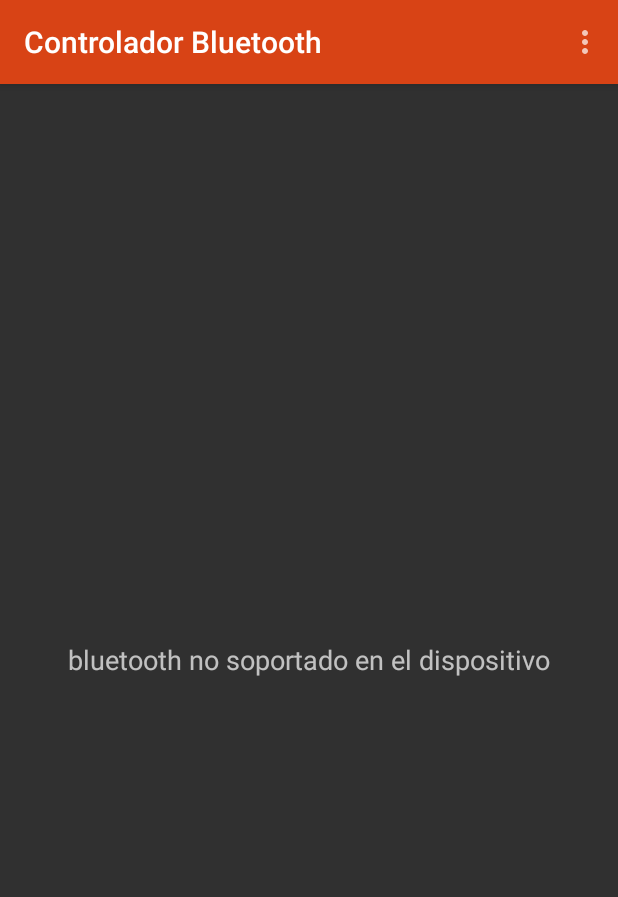
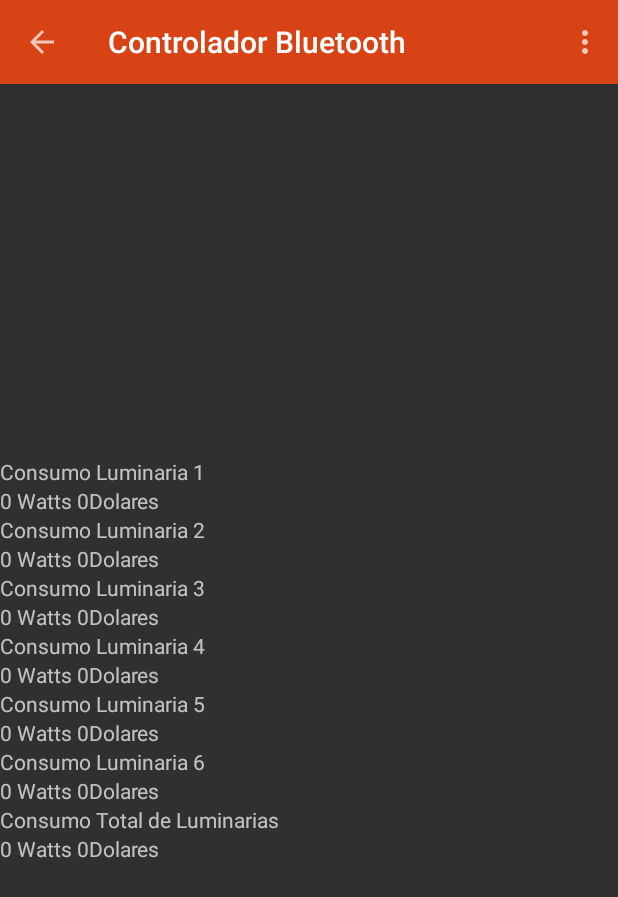
Before and after one commit to ubalbo10/ControladorBluetoohAndroid, an Android app: the screen it shows after launch (MainActivity), in the options menu, after a tap on "Contador de consumo", on a phone screen of 412 x 824 dp. Shown: the top 897 px of the screen. Run offline under Robolectric (Android 15) with nearby library versions, the light colour scheme and no system bars.

Commit message:
agregando consumo real

```diff
--- a/app/src/main/java/com/arquitectura/ControladorBluetooh/DevicesFragment.java
+++ b/app/src/main/java/com/arquitectura/ControladorBluetooh/DevicesFragment.java
@@ -89,6 +89,8 @@ public class DevicesFragment extends ListFragment {
         if(id==R.id.item_menu_consumo){
 
             Toast.makeText(getActivity(),"consumo presionado",Toast.LENGTH_LONG).show();
+            Fragment fragment = new Fragment_consumo();
+            getFragmentManager().beginTransaction().replace(R.id.fragment, fragment, "terminal").addToBackStack(null).commit();
             return true;
         }
         else {
--- /dev/null
+++ b/app/src/main/java/com/arquitectura/ControladorBluetooh/Fragment_consumo.java
@@ -0,0 +1,87 @@
+package com.arquitectura.ControladorBluetooh;
+
+import android.os.Bundle;
+
+import androidx.fragment.app.Fragment;
+
+import android.view.LayoutInflater;
+import android.view.Menu;
+import android.view.MenuInflater;
+import android.view.MenuItem;
+import android.view.View;
+import android.view.ViewGroup;
+import android.widget.TextView;
+import android.widget.Toast;
+
+import static com.arquitectura.ControladorBluetooh.ControlPrincipalFragment.contLum1;
+import static com.arquitectura.ControladorBluetooh.ControlPrincipalFragment.contLum2;
+import static com.arquitectura.ControladorBluetooh.ControlPrincipalFragment.contLum3;
+import static com.arquitectura.ControladorBluetooh.ControlPrincipalFragment.contLum4;
+import static com.arquitectura.ControladorBluetooh.ControlPrincipalFragment.contLum5;
+import static com.arquitectura.ControladorBluetooh.ControlPrincipalFragment.contLum6;
+
+public class Fragment_consumo extends Fragment {
+    TextView texto1;
+    TextView texto2;
+    TextView texto3;
+    TextView texto4;
+    TextView texto5;
+    TextView texto6;
+    TextView texto7;
+
+    @Override
+    public void onCreate(Bundle savedInstanceState) {
+        super.onCreate(savedInstanceState);
+        setHasOptionsMenu(true);
+        setRetainInstance(true);
+    }
+
+    @Override
+    public View onCreateView(LayoutInflater inflater, ViewGroup container,
+                             Bundle savedInstanceState) {
+        // Inflate the layout for this fragment
+        View vista=inflater.inflate(R.layout.fragment_consumo, container, false);
+
+        texto1=vista.findViewById(R.id.textView2);
+        texto2=vista.findViewById(R.id.textView4);
+        texto3=vista.findViewById(R.id.textView6);
+        texto4=vista.findViewById(R.id.textView8);
+        texto5=vista.findViewById(R.id.textView10);
+        texto6=vista.findViewById(R.id.textView12);
+        texto7=vista.findViewById(R.id.textView14);
+
+
+        texto1.setText(Integer.toString((contLum1*20))+" Watts "+Integer.toString((contLum1*20*2)/10000)+"Dolares");
+        texto2.setText(Integer.toString((contLum2*20))+" Watts "+Integer.toString((contLum2*20*2)/10000)+"Dolares");
+        texto3.setText(Integer.toString((contLum3*20))+" Watts "+Integer.toString((contLum3*20*2)/10000)+"Dolares");
+        texto4.setText(Integer.toString((contLum4*20))+" Watts "+Integer.toString((contLum4*20*2)/10000)+"Dolares");
+        texto5.setText(Integer.toString((contLum5*20))+" Watts "+Integer.toString((contLum5*20*2)/10000)+"Dolares");
+        texto6.setText(Integer.toString((contLum6*20))+" Watts "+Integer.toString((contLum6*20*2)/10000)+"Dolares");
+
+        int total=contLum1+contLum2+contLum3+contLum4+contLum5+contLum6;
+
+        texto7.setText(Integer.toString((total*20))+" Watts "+Integer.toString((total*20*2)/10000)+"Dolares");
+
+        return vista;
+
+    }
+
+    @Override
+    public void onCreateOptionsMenu(Menu menu, MenuInflater inflater) {
+        inflater.inflate(R.menu.menu_secundario, menu);
+
+    }
+    @Override
+    public boolean onOptionsItemSelected(MenuItem item) {
+        int id = item.getItemId();
+        if (id == R.id.item_menu_devices) {
+            Toast.makeText(getActivity(),"volviendo al inicio",Toast.LENGTH_LONG).show();
+            Fragment fragment = new DevicesFragment();
+            getFragmentManager().beginTransaction().replace(R.id.fragment, fragment, "terminal").addToBackStack(null).commit();
+            return true;
+        }
+        else {
+            return super.onOptionsItemSelected(item);
+        }
+    }
+}
--- /dev/null
+++ b/app/src/main/res/layout/fragment_consumo.xml
@@ -0,0 +1,99 @@
+<FrameLayout xmlns:android="http://schemas.android.com/apk/res/android"
+    xmlns:tools="http://schemas.android.com/tools"
+    android:layout_width="match_parent"
+    android:layout_height="match_parent"
+    tools:context="com.arquitectura.ControladorBluetooh.Fragment_consumo">
+
+    <LinearLayout
+        android:layout_width="match_parent"
+        android:layout_height="match_parent"
+        android:gravity="center"
+        android:orientation="vertical">
+
+        <TextView
+            android:id="@+id/textView"
+            android:layout_width="match_parent"
+            android:layout_height="wrap_content"
+            android:text="Consumo Luminaria 1" />
+
+        <TextView
+            android:id="@+id/textView2"
+            android:layout_width="match_parent"
+            android:layout_height="wrap_content"
+            android:text="" />
+
+        <TextView
+            android:id="@+id/textView3"
+            android:layout_width="match_parent"
+            android:layout_height="wrap_content"
+            android:text="Consumo Luminaria 2" />
+
+        <TextView
+            android:id="@+id/textView4"
+            android:layout_width="match_parent"
+            android:layout_height="wrap_content"
+            android:text="" />
+
+        <TextView
+            android:id="@+id/textView5"
+            android:layout_width="match_parent"
+            android:layout_height="wrap_content"
+            android:text="Consumo Luminaria 3" />
+
+        <TextView
+            android:id="@+id/textView6"
+            android:layout_width="match_parent"
+            android:layout_height="wrap_content"
+            android:text="" />
+
+        <TextView
+            android:id="@+id/textView7"
+            android:layout_width="match_parent"
+            android:layout_height="wrap_content"
+            android:text="Consumo Luminaria 4" />
+
+        <TextView
+            android:id="@+id/textView8"
+            android:layout_width="match_parent"
+            android:layout_height="wrap_content"
+            android:text="" />
+
+        <TextView
+            android:id="@+id/textView9"
+            android:layout_width="match_parent"
+            android:layout_height="wrap_content"
+            android:text="Consumo Luminaria 5" />
+
+        <TextView
+            android:id="@+id/textView10"
+            android:layout_width="match_parent"
+            android:layout_height="wrap_content"
+            android:text="" />
+
+        <TextView
+            android:id="@+id/textView11"
+            android:layout_width="match_parent"
+            android:layout_height="wrap_content"
+            android:text="Consumo Luminaria 6" />
+
+        <TextView
+            android:id="@+id/textView12"
+            android:layout_width="match_parent"
+            android:layout_height="wrap_content"
+            android:text="" />
+
+        <TextView
+            android:id="@+id/textView13"
+            android:layout_width="match_parent"
+            android:layout_height="wrap_content"
+            android:text="Consumo Total de Luminarias" />
+
+        <TextView
+            android:id="@+id/textView14"
+            android:layout_width="match_parent"
+            android:layout_height="wrap_content"
+            android:text="" />
+
+
+    </LinearLayout>
+</FrameLayout>
--- a/app/src/main/res/layout/fragment_principal.xml
+++ b/app/src/main/res/layout/fragment_principal.xml
@@ -171,7 +171,7 @@
             android:layout_height="match_parent"
             android:orientation="vertical"
             android:gravity="center"
-            android:background="@drawable/garage">
+            android:background="@drawable/dormitorio">
 
             <Button
                 android:id="@+id/button11"
```
Also changed, not shown: app/src/main/java/com/arquitectura/ControladorBluetooh/ControlPrincipalFragment.java (+134 -3 lines), 1 other file.
